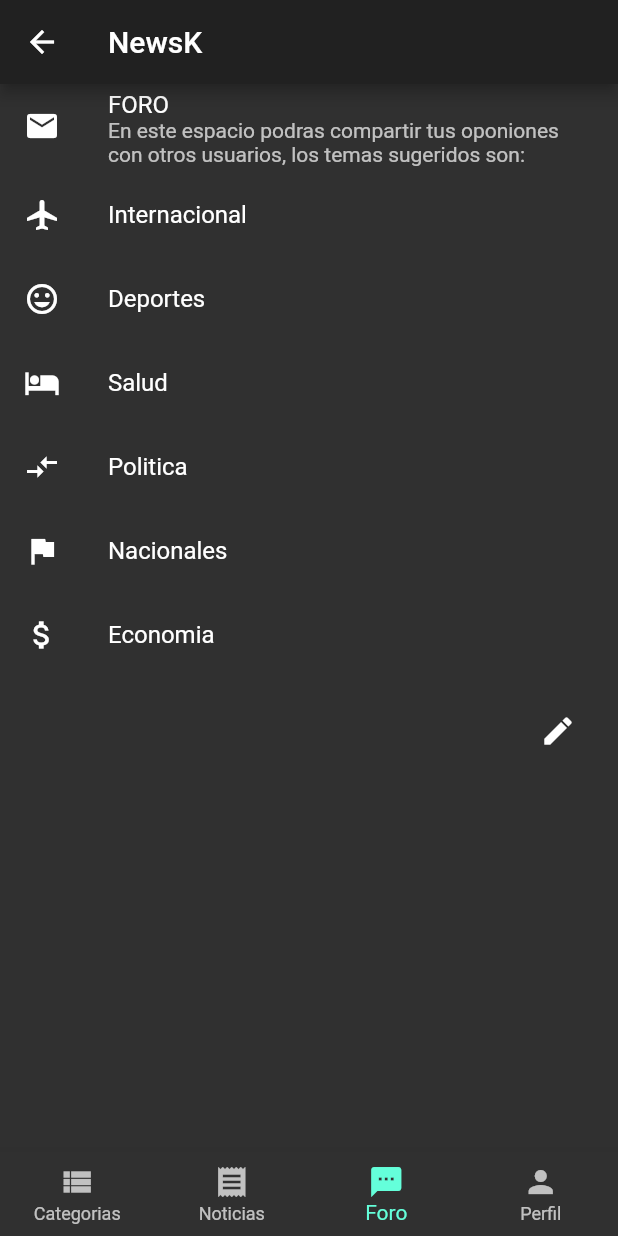
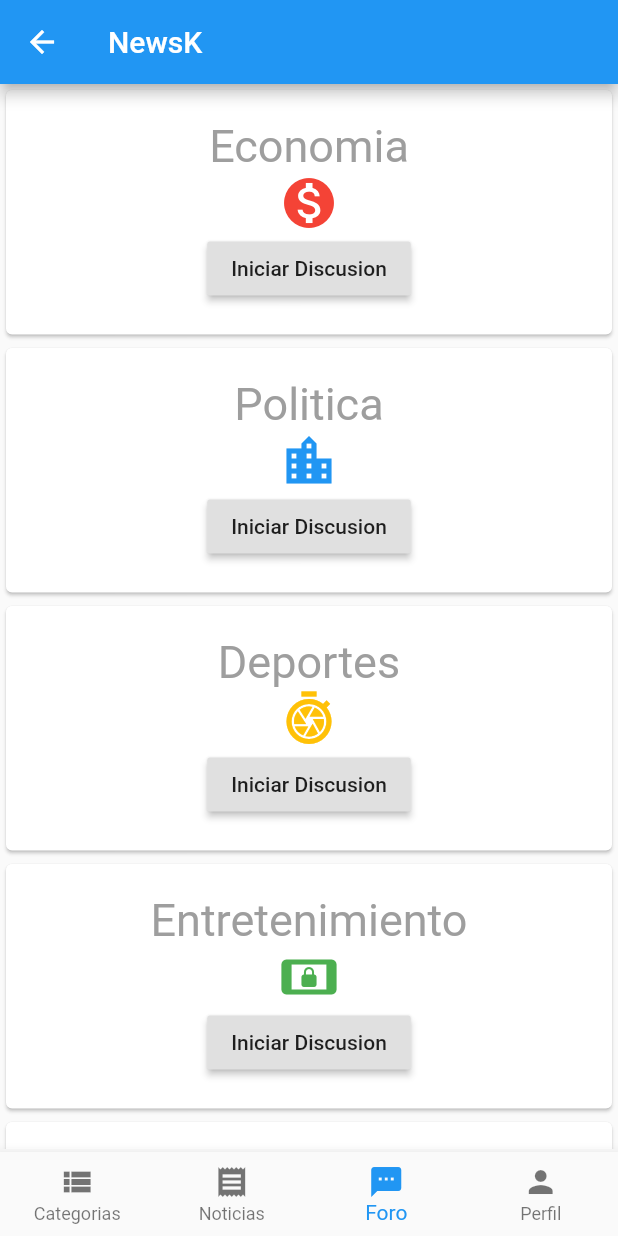
Before and after one commit to Jaleman1005/Proyecto, a Flutter app: the MenuPage screen opened directly, item 3 of the bottom bar chosen, on a phone screen of 412 x 824 dp. Run offline on Flutter 3.47's test engine with Material 2 defaults, Android fonts, the light colour scheme and no system bars.

Commit message:
Tap FORO

```diff
--- a/myapp/lib/main.dart
+++ b/myapp/lib/main.dart
@@ -9,7 +9,7 @@
   Widget build(BuildContext context) {
     return new MaterialApp(
       title: 'Login',
-      theme: new ThemeData.dark(
+      theme: new ThemeData.light(
       ),
       home: new LoginPage(),
     );
--- /dev/null
+++ b/myapp/lib/pages/foro.dart
@@ -0,0 +1,133 @@
+import 'package:flutter/material.dart';
+import 'calls.dart';
+
+
+
+class ForoPage extends StatefulWidget{
+
+  @override
+  ForoPageState createState() {
+    return new ForoPageState();
+  }
+}
+
+class ForoPageState extends State<ForoPage>{
+ @override
+  Widget build(BuildContext context) {
+    // Declare some constants
+    final double myTextSize = 30.0;
+    final double myIconSize = 40.0;
+    final TextStyle myTextStyle =
+        TextStyle(color: Colors.grey, fontSize: myTextSize);
+
+    var column = Column(
+      // Makes the cards stretch in horizontal axis
+      crossAxisAlignment: CrossAxisAlignment.stretch,
+      children: <Widget>[
+        // Setup the card
+        MyCard(
+            // Setup the text
+            title: Text("Economia",style: myTextStyle),
+            icon:Icon(Icons.monetization_on, size: myIconSize, color: Colors.red),
+            direccion: RaisedButton(
+              onPressed: (){
+                Navigator.push(
+                  context,
+                  MaterialPageRoute(builder: (context) => DatosForoPage() ),
+                );
+              },
+              child: Text('Iniciar Discusion'),
+            ),
+            ),
+        MyCard(
+            title: Text("Politica",style: myTextStyle,),
+            icon: Icon(Icons.location_city, size: myIconSize, color: Colors.blue),
+            direccion: RaisedButton(
+              onPressed: (){
+                Navigator.push(
+                  context,
+                  MaterialPageRoute(builder: (context) => DatosForoPage() ),
+                );
+              },
+              child: Text('Iniciar Discusion'),
+            ),
+            ),
+        MyCard(
+            title: Text("Deportes",style: myTextStyle,),
+            icon: Icon(Icons.shutter_speed,size: myIconSize, color: Colors.amber),
+            direccion: RaisedButton(
+              onPressed: (){
+                Navigator.push(
+                  context,
+                  MaterialPageRoute(builder: (context) => DatosForoPage() ),
+                );
+              },
+              child: Text('Iniciar Discusion'),
+            ),
+            ),
+        MyCard(
+            title: Text("Entretenimiento",style: myTextStyle,),
+            icon: Icon(Icons.screen_lock_landscape, size: myIconSize, color: Colors.green),
+            direccion: RaisedButton(
+              onPressed: (){
+                Navigator.push(
+                  context,
+                  MaterialPageRoute(builder: (context) => DatosForoPage() ),
+                );
+              },
+              child: Text('Iniciar Discusion'),
+            ),
+            ),
+        MyCard(
+            title: Text("Viajes",style: myTextStyle,),
+            icon: Icon(Icons.airport_shuttle,size: myIconSize, color: Colors.amber),
+            direccion: RaisedButton(
+              onPressed: (){
+                Navigator.push(
+                  context,
+                  MaterialPageRoute(builder: (context) => DatosForoPage() ),
+                );
+              },
+              child: Text('Iniciar Discusion'),
+            ),
+            ),
+      ],
+    );
+
+    return Scaffold(
+      body: Container(
+        // Sets the padding in the main container
+        padding: const EdgeInsets.only(bottom: 2.0),
+        child: Center(
+          child: SingleChildScrollView(child: column),
+        ),
+      ),
+    );
+    ;
+  }
+}
+
+// Create a reusable stateless widget
+class MyCard extends StatelessWidget {
+  final Widget icon;
+  final Widget title;
+  final Widget direccion;
+
+  // Constructor. {} here denote that they are optional values i.e you can use as: MyCard()
+  MyCard({this.title, this.icon, this.direccion});
+
+  @override
+  Widget build(BuildContext context) {
+    return Container(
+      padding: const EdgeInsets.only(bottom: 1.0),
+      child: Card(
+        child: Container(
+          padding: const EdgeInsets.all(20.0),
+          child: Column(
+            children: <Widget>[this.title, this.icon, this.direccion],
+          ),
+        ),
+      ),
+    );
+  }
+}
--- a/myapp/lib/pages/menu.dart
+++ b/myapp/lib/pages/menu.dart
@@ -1,8 +1,10 @@
 import 'package:flutter/material.dart';
+import 'package:startup_namer/pages/calls.dart';
+import 'package:startup_namer/pages/foro.dart' as prefix0;
 import 'package:startup_namer/pages/perfil.dart';
 
 import 'Categorias.dart';
-import 'status.dart';
+import 'Foro.dart';
 import 'chats.dart';
 
 
@@ -22,7 +24,7 @@
   List<Widget> _children =[
     CategoriasPage(),
     ChatsPageState(),
-    StatusPage(),
+    ForoPage(),
     PerfilPage()
   ];
 
--- a/myapp/lib/pages/perfil.dart
+++ b/myapp/lib/pages/perfil.dart
@@ -59,7 +59,7 @@
   @override
   Widget build(BuildContext context) {
     return Container(
-      color: Color.fromARGB(40, 0 ,255, 0),
+      color: Colors.blue,
       padding: EdgeInsets.symmetric(vertical: 10),
       child: Row(
         mainAxisAlignment: MainAxisAlignment.spaceEvenly,
--- a/myapp/lib/pages/status.dart
+++ /dev/null
@@ -1,72 +0,0 @@
-import 'package:flutter/material.dart';
-import 'calls.dart';
-
-
-
-class StatusPage extends StatefulWidget{
-
-  @override
-  StatusPageState createState() {
-    return new StatusPageState();
-  }
-}
-
-class StatusPageState extends State<StatusPage>{
-  @override
-  Widget build(BuildContext context) {
-    return Scaffold(
-            body: new ListView(
-              children: [
-                const ListTile(
-                leading: Icon(Icons.mail),
-                title: Text('FORO'),
-                subtitle: Text('En este espacio podras compartir tus oponiones con otros usuarios, los temas sugeridos son:'),
-                ),
-                const ListTile(
-                leading: Icon(Icons.airplanemode_active),
-                title: Text('Internacional')
-                ),
-                 const ListTile(
-                leading: Icon(Icons.mood),
-                title: Text('Deportes')
-                ),
-                 const ListTile(
-                leading: Icon(Icons.local_hotel),
-                title: Text('Salud')
-                ),
-                 const ListTile(
-                leading: Icon(Icons.compare_arrows),
-                title: Text('Politica')
-                ),
-                 const ListTile(
-                leading: Icon(Icons.assistant_photo),
-                title: Text('Nacionales')
-                ),
-                 const ListTile(
-                leading: Icon(Icons.attach_money),
-                title: Text('Economia')
-                ),
-                ButtonTheme.bar( // make buttons use the appropriate styles for cards
-                child: ButtonBar(
-                  children: <Widget>[
-                    FlatButton(
-                      padding: EdgeInsets.all(16.160),
-                      splashColor: Colors.blueAccent,
-                      child: const Icon(Icons.mode_edit),
-                      onPressed: () {
-                        Navigator.push(
-                          context,
-                          MaterialPageRoute(
-                            builder: (context) => DatosForoPage(),
-                          ),
-                        );
-                        },
-                      )
-                    ]
-                  )
-                )
-              ]
-        )
-    );
-}
-}
```
Also changed, not shown: myapp/flutter_01.png (added).
